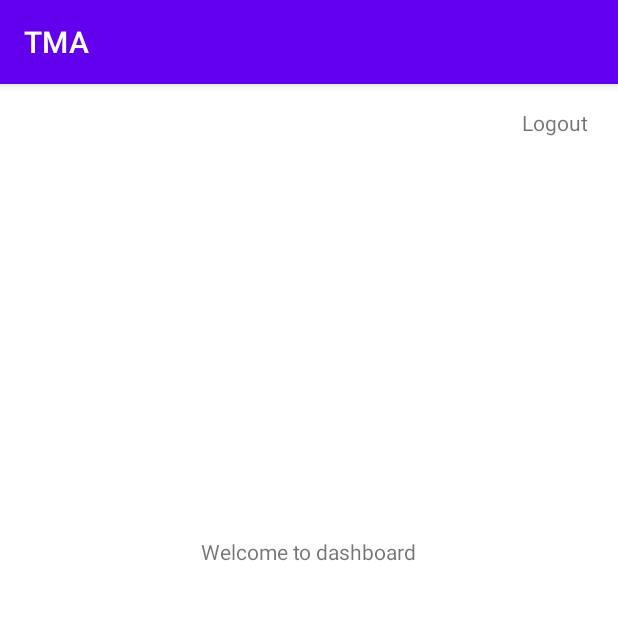
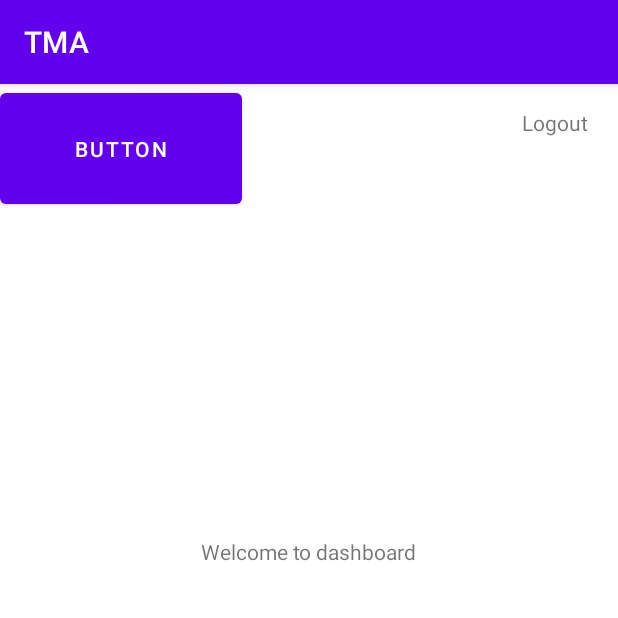
Before and after one commit to hamzabalazs/Time-Managment-App, an Android app: the screen it shows after launch (MainActivity), on a phone screen of 412 x 824 dp, the top half of it. Run offline under Robolectric (Android 15) with nearby library versions, the phone set to English and light mode, and no system bars; our stand-ins replace Firebase (no records; nobody signed in at launch, a user with empty details on screens opened directly); 1 statement that could not run was skipped.

```diff
--- a/app/src/main/java/com/example/tma/MainActivity.java
+++ b/app/src/main/java/com/example/tma/MainActivity.java
@@ -5,15 +5,24 @@ import androidx.appcompat.app.AppCompatActivity;
 import android.content.Intent;
 import android.os.Bundle;
 import android.view.View;
+import android.widget.Button;
 
 import com.google.firebase.auth.FirebaseAuth;
 
 public class MainActivity extends AppCompatActivity {
 
+    Button calendarButton;
+
     @Override
     protected void onCreate(Bundle savedInstanceState) {
         super.onCreate(savedInstanceState);
         setContentView(R.layout.activity_main);
+        calendarButton.setOnClickListener(new View.OnClickListener() {
+            @Override
+            public void onClick(View view) {
+                startActivity(new Intent(getApplicationContext(),CalendarActivity.class));
+            }
+        });
     }
 
     public void logout(View v){
@@ -21,4 +30,6 @@ public class MainActivity extends AppCompatActivity {
         startActivity(new Intent(getApplicationContext(),LoginActivity.class));
         finish();
     }
+
+
 }
--- a/app/src/main/res/layout/activity_main.xml
+++ b/app/src/main/res/layout/activity_main.xml
@@ -31,4 +31,12 @@
         app:layout_constraintEnd_toEndOf="parent"
         app:layout_constraintTop_toTopOf="parent" />
 
+    <Button
+        android:id="@+id/button2"
+        android:layout_width="161dp"
+        android:layout_height="86dp"
+        android:text="Button"
+        tools:layout_editor_absoluteX="125dp"
+        tools:layout_editor_absoluteY="322dp" />
+
 </androidx.constraintlayout.widget.ConstraintLayout>
```
Also changed, not shown: app/src/main/res/layout/activity_calendar_view.xml (renamed from app/src/main/res/layout/calendar_view.xml).
